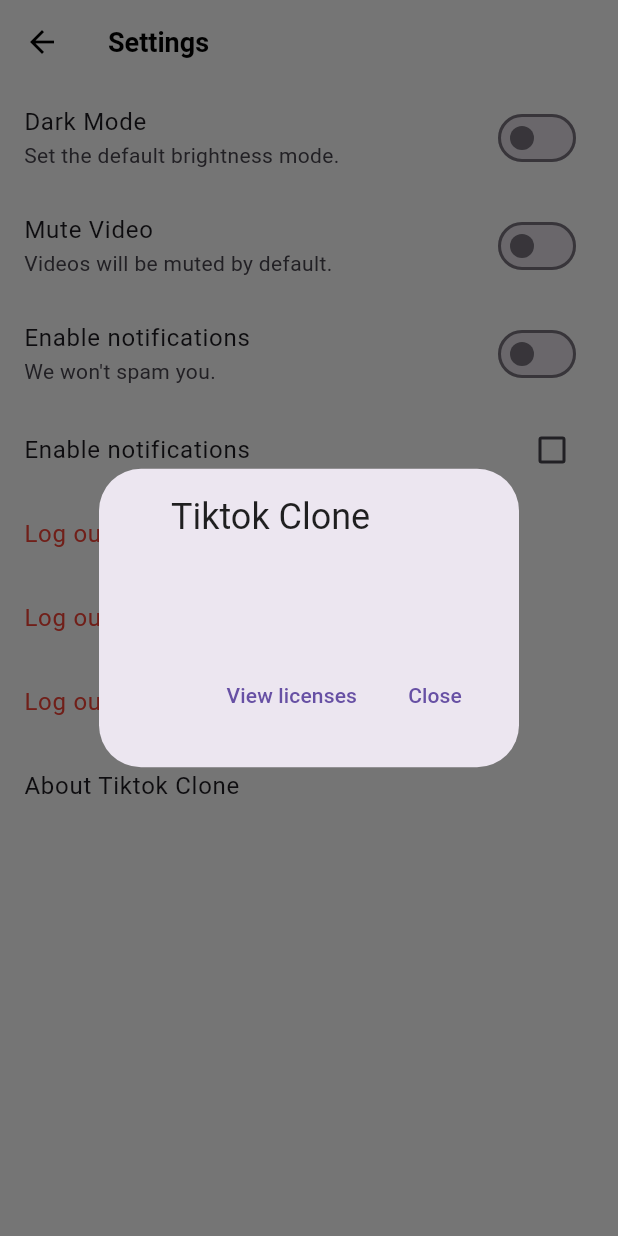
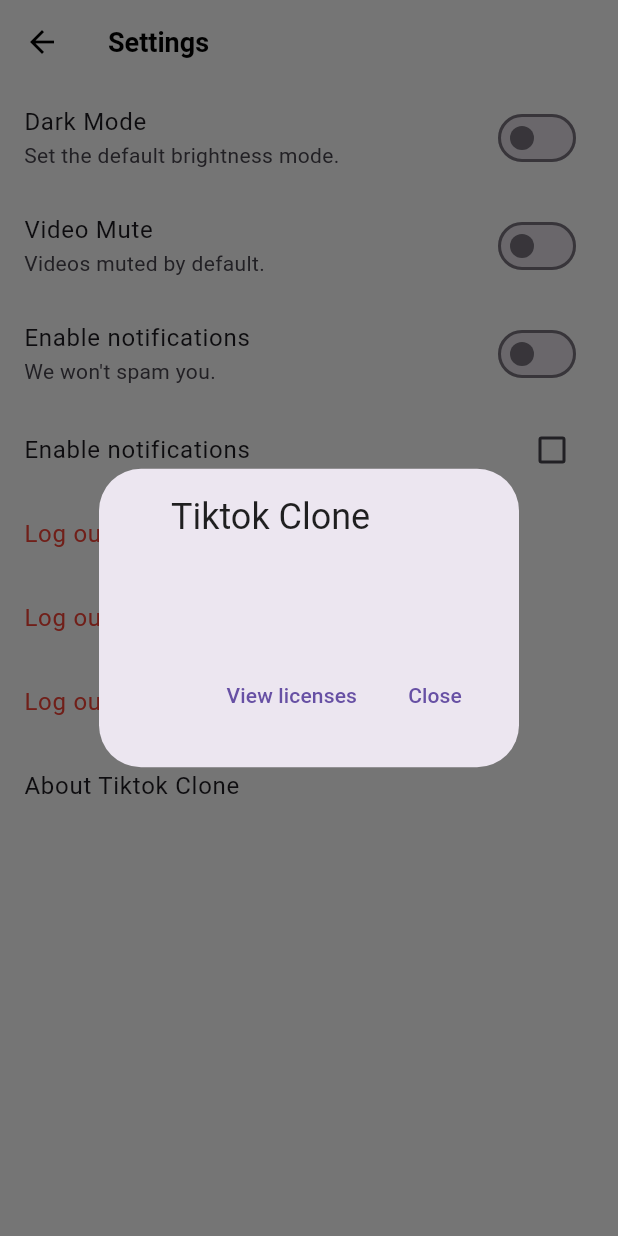
Before and after one commit to eunbyulcheon/Flutter_project_tiktok_clone, a Flutter app: the SettingsScreen screen opened directly, after a tap on an icon or button, on a phone screen of 412 x 824 dp. Run offline on Flutter 3.47's test engine with Material 2 defaults, Android fonts, the phone set to English and light mode, and no system bars; our stand-ins replace camera, font_awesome_flutter, gallery_saver, go_router, image_picker, permission_handler and 2 more; network calls fail.

```diff
--- a/lib/common/configs/video_config.dart
+++ b/lib/common/configs/video_config.dart
@@ -1,4 +1,16 @@
-
 import 'package:flutter/widgets.dart';
 
-final videoConfig = ValueNotifier(false);
+class VideoConfig extends ChangeNotifier {
+  bool isMuted = false;
+  bool isAutoplay = false;
+
+  void toggleIsMuted() {
+    isMuted = !isMuted;
+    notifyListeners();
+  }
+
+  void toggleAutoplay() {
+    isAutoplay = !isAutoplay;
+    notifyListeners();
+  }
+}
--- a/lib/features/settings/settings_screen.dart
+++ b/lib/features/settings/settings_screen.dart
@@ -1,6 +1,7 @@
 import 'package:flutter/cupertino.dart';
 import 'package:flutter/material.dart';
 import 'package:font_awesome_flutter/font_awesome_flutter.dart';
+import 'package:provider/provider.dart';
 import 'package:tiktok_clone/common/configs/dark_mode_config.dart';
 import 'package:tiktok_clone/common/configs/video_config.dart';
 import 'package:tiktok_clone/constants/breakpoints.dart';
@@ -48,18 +49,14 @@ class _SettingsScreenState extends State<SettingsScreen> {
                   subtitle: const Text('Set the default brightness mode.'),
                 ),
               ),
-              AnimatedBuilder(
-                animation: videoConfig,
-                builder: (context, child) => SwitchListTile.adaptive(
-                  value: videoConfig.value,
-                  onChanged: (value) {
-                    videoConfig.value = !videoConfig.value;
-                  },
-                  title: const Text(
-                    'Mute Video',
-                  ),
-                  subtitle: const Text('Videos will be muted by default.'),
+              SwitchListTile.adaptive(
+                value: context.watch<VideoConfig>().isMuted,
+                onChanged: (value) =>
+                    context.read<VideoConfig>().toggleIsMuted(),
+                title: const Text(
+                  'Video Mute',
                 ),
+                subtitle: const Text('Videos muted by default.'),
               ),
               SwitchListTile.adaptive(
                 value: _notifications,
--- a/pubspec.yaml
+++ b/pubspec.yaml
@@ -57,6 +57,8 @@ dependencies:
 
   image_picker: 0.8.6+1
 
+  provider: 6.0.5
+
 dev_dependencies:
   flutter_test:
     sdk: flutter
```
Also changed, not shown: lib/features/videos/widgets/video_post.dart (+3 -9 lines), lib/main.dart (+10 -1 lines), lib/generated/l10n.dart, pubspec.lock.
